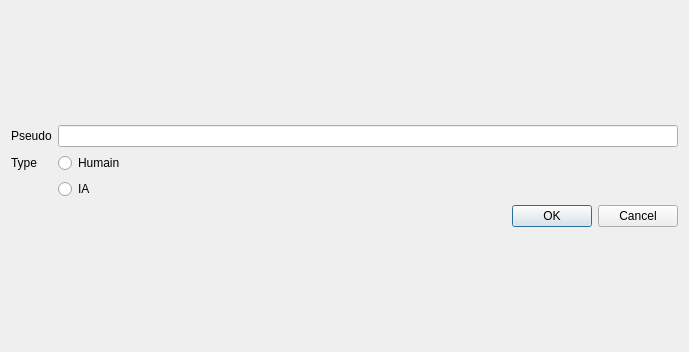
Qt form gui/src/dialognouveaujoueur.ui (LLrnz/Machi-Koro-Boardgame-Adaptation) before a commit.
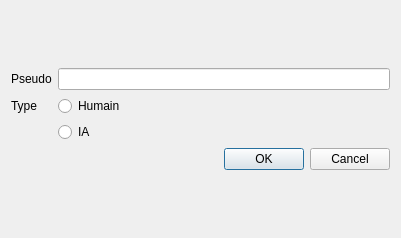
The same form after that commit.

The edit to the form file:
```diff
--- a/gui/src/dialognouveaujoueur.ui
+++ b/gui/src/dialognouveaujoueur.ui
@@ -6,8 +6,8 @@
    <rect>
     <x>0</x>
     <y>0</y>
-    <width>689</width>
-    <height>352</height>
+    <width>401</width>
+    <height>238</height>
    </rect>
   </property>
   <property name="windowTitle">
```
Left out of the diff: 18 changed lines with no effect on the pictures.
